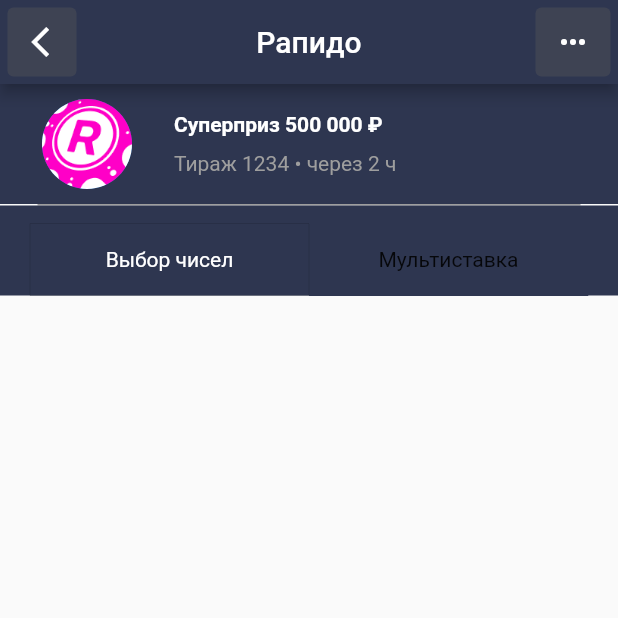
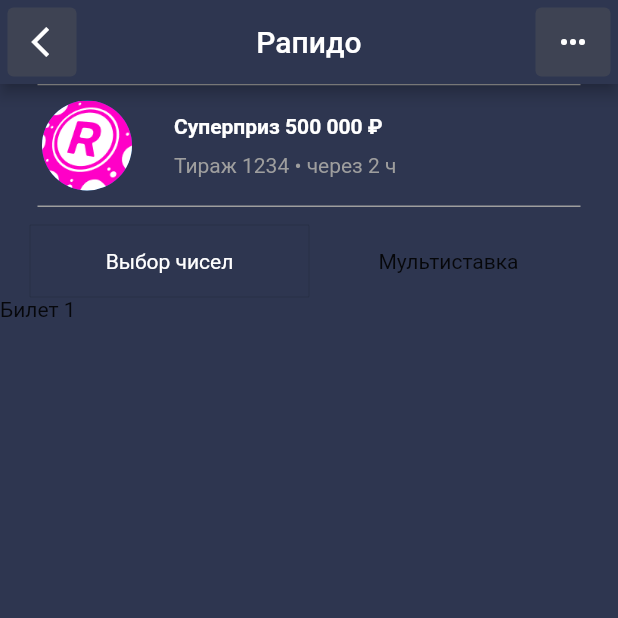
Before and after one commit to Nikita318-creator/recipe_app, a Flutter app: the screen it shows after launch, on a phone screen of 412 x 824 dp, the top half of it. Run offline on Flutter 3.47's test engine with Material 2 defaults, Android fonts, the phone set to English and light mode, and no system bars; our stand-ins replace flutter_svg; Roboto replaces fonts that are missing (SFProText).

Commit message:
add ListView_1

```diff
--- a/lib/MainHome/HeadView.dart
+++ b/lib/MainHome/HeadView.dart
@@ -1,6 +1,7 @@
 import 'package:flutter/material.dart';
 import 'package:new_recipes/MainHome/HeadRow.dart';
 import 'package:new_recipes/MainHome/SubHeadRow.dart';
+import 'package:new_recipes/MainHome/ListView_1.dart';
 
 class HeadView extends StatelessWidget {
   const HeadView({super.key});
@@ -8,10 +9,17 @@
   @override
   Widget build(BuildContext context) {
     return Container(
-      // color: Color(0xff2e3650), // общий цвет
+      color: Color(0xff2e3650), // общий цвет
       child: Column(
         children: [
-          HeadRow(),
+          Container(
+            color: Colors.grey,
+            child: SizedBox(
+              height: 1,
+              width: MediaQuery.sizeOf(context).width - 50,
+            ),
+          ),
+          const HeadRow(),
           Container(
             color: Colors.grey,
             child: SizedBox(
@@ -20,6 +28,7 @@
             ),
           ),
           SubHeadRow(),
+          const ListView_1(), // тут может быть второй экран по ТоглБару
         ],
       ),
     );
--- /dev/null
+++ b/lib/MainHome/ListView_1.dart
@@ -0,0 +1,24 @@
+import 'package:flutter/material.dart';
+// import 'package:new_recipes/pages/home_page.dart';
+
+class ListView_1 extends StatefulWidget {
+  const ListView_1({super.key});
+
+  @override
+  State<ListView_1> createState() => _ListView_1State();
+}
+
+class _ListView_1State extends State<ListView_1> {
+  @override
+  Widget build(BuildContext context) {
+    return Column(
+      children: [
+        Row(
+          children: [
+            Text('Билет 1'),
+          ],
+        ),
+      ],
+    );
+  }
+}
```
